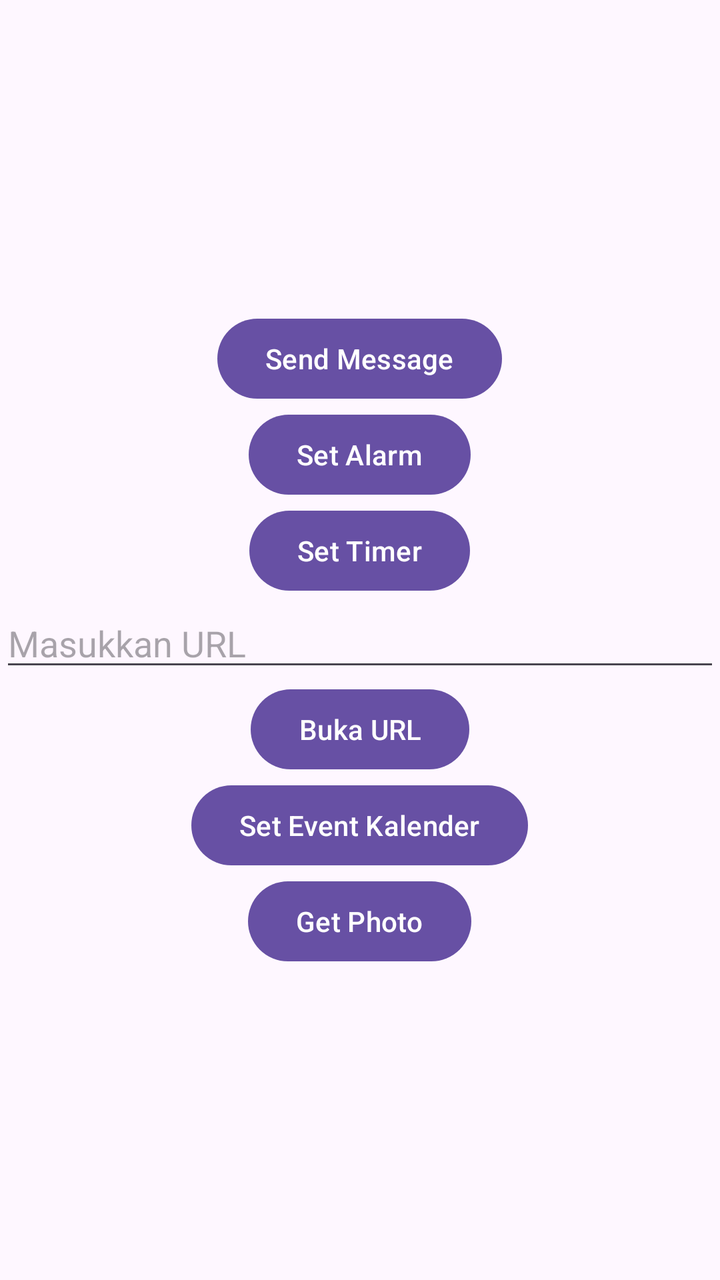
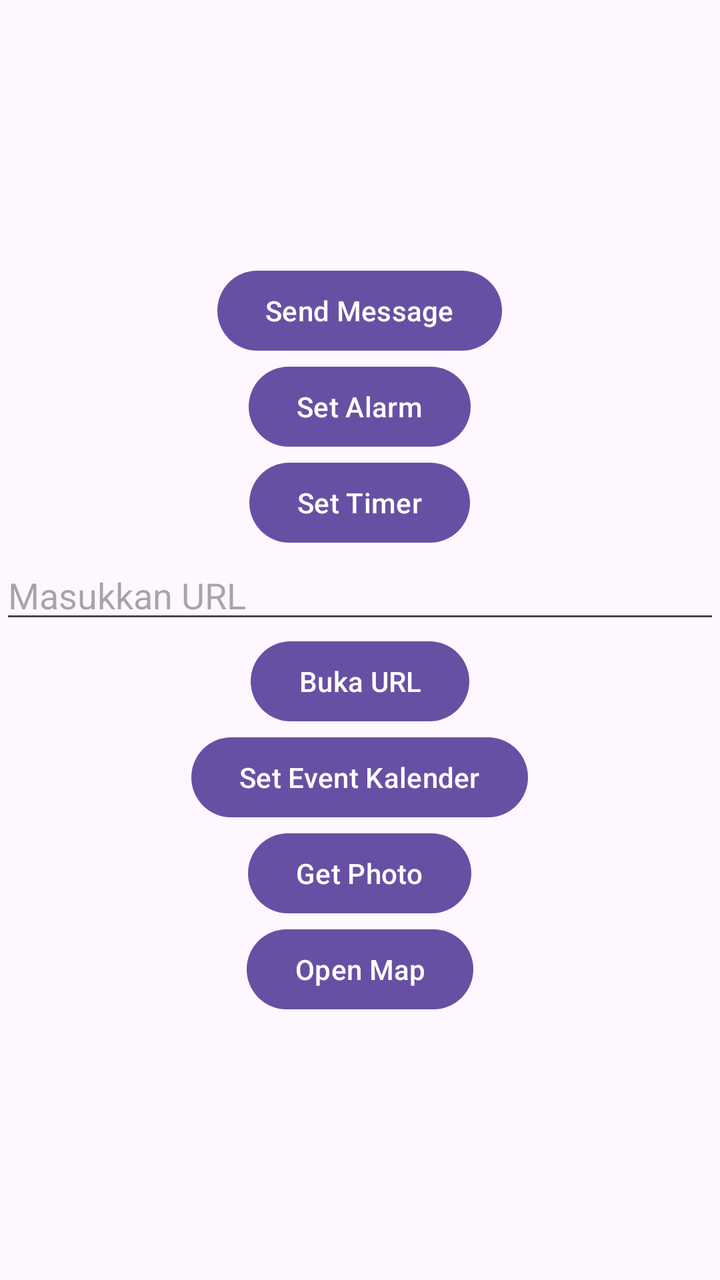

Before-and-after screenshots of an Android layout around one commit, followed by the original layout XML and the change that was made.
<!-- AndroidManifest.xml: application theme Theme.ImplisitIntent -->
<!-- res/layout/activity_main.xml -->
<?xml version="1.0" encoding="utf-8"?>
<LinearLayout xmlns:android="http://schemas.android.com/apk/res/android"
    xmlns:app="http://schemas.android.com/apk/res-auto"
    xmlns:tools="http://schemas.android.com/tools"
    android:id="@+id/main"
    android:layout_width="match_parent"
    android:layout_height="match_parent"
    android:orientation="vertical"
    android:gravity="center"
    android:layout_margin="8dp"
    tools:context=".MainActivity">

    <Button
        android:layout_width="wrap_content"
        android:layout_height="wrap_content"
        android:text="Send Message"
        android:id="@+id/btnKirimPesan"/>

    <Button
        android:layout_width="wrap_content"
        android:layout_height="wrap_content"
        android:text="Set Alarm"
        android:id="@+id/btnSetAlarm"/>

    <Button
        android:layout_width="wrap_content"
        android:layout_height="wrap_content"
        android:text="Set Timer"
        android:id="@+id/btnSetTimer"/>

    <EditText
        android:layout_width="match_parent"
        android:layout_height="wrap_content"
        android:hint="Masukkan URL"
        android:id="@+id/etURL"/>

    <Button
        android:layout_width="wrap_content"
        android:layout_height="wrap_content"
        android:text="Buka URL"
        android:id="@+id/btnOpenURL"/>

    <Button
        android:layout_width="wrap_content"
        android:layout_height="wrap_content"
        android:text="Set Event Kalender"
        android:id="@+id/btnSetEvent" />

    <Button
        android:layout_width="wrap_content"
        android:layout_height="wrap_content"
        android:text="Get Photo"
        android:id="@+id/btnGetPhoto" />

    <ImageView
        android:layout_width="match_parent"
        android:layout_height="wrap_content"
        android:id="@+id/ivHasil" />

</LinearLayout>
<!-- resources referenced by this layout -->
<resources>
  <style name="Theme.ImplisitIntent" parent="Base.Theme.ImplisitIntent" />
  <style name="Base.Theme.ImplisitIntent" parent="Theme.Material3.DayNight.NoActionBar">
          
          
      </style>
</resources>

<!-- the commit's change to res/layout/activity_main.xml (unified diff, before → after) -->
@@ -57,4 +57,10 @@
         android:layout_height="wrap_content"
         android:id="@+id/ivHasil" />
 
+    <Button
+        android:layout_width="wrap_content"
+        android:layout_height="wrap_content"
+        android:text="Open Map"
+        android:id="@+id/btnBukaMaps" />
+
 </LinearLayout>
